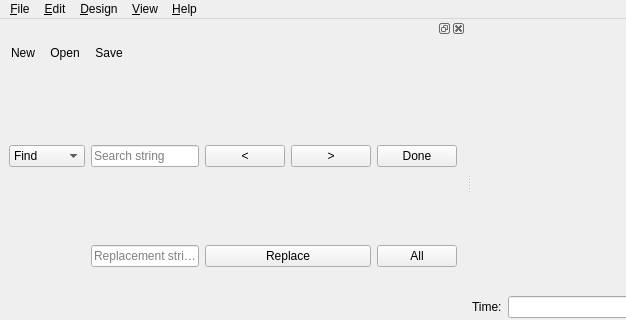
Above: src/MainWindow.ui from openscad/openscad before the change; both pictures show x 0 to 626 and y 0 to 320 of the 1397 by 586 pixel window. Below: the same form after it.
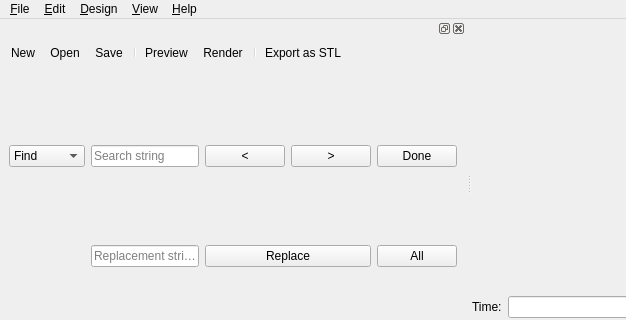
That is the form after the change. Icons and pictures are not drawn. Custom widgets are drawn as their Qt base class.

What changed in the file:
```diff
--- a/src/MainWindow.ui
+++ b/src/MainWindow.ui
@@ -305,6 +305,11 @@
        <addaction name="fileActionNew"/>
        <addaction name="fileActionOpen"/>
        <addaction name="fileActionSave"/>
+       <addaction name="separator"/>
+       <addaction name="designActionPreview"/>
+       <addaction name="designActionRender"/>
+       <addaction name="separator"/>
+       <addaction name="designActionExportSTL"/>
       </widget>
      </item>
      <item>
```
Left out of the diff: 4 changed lines with no effect on the pictures.
